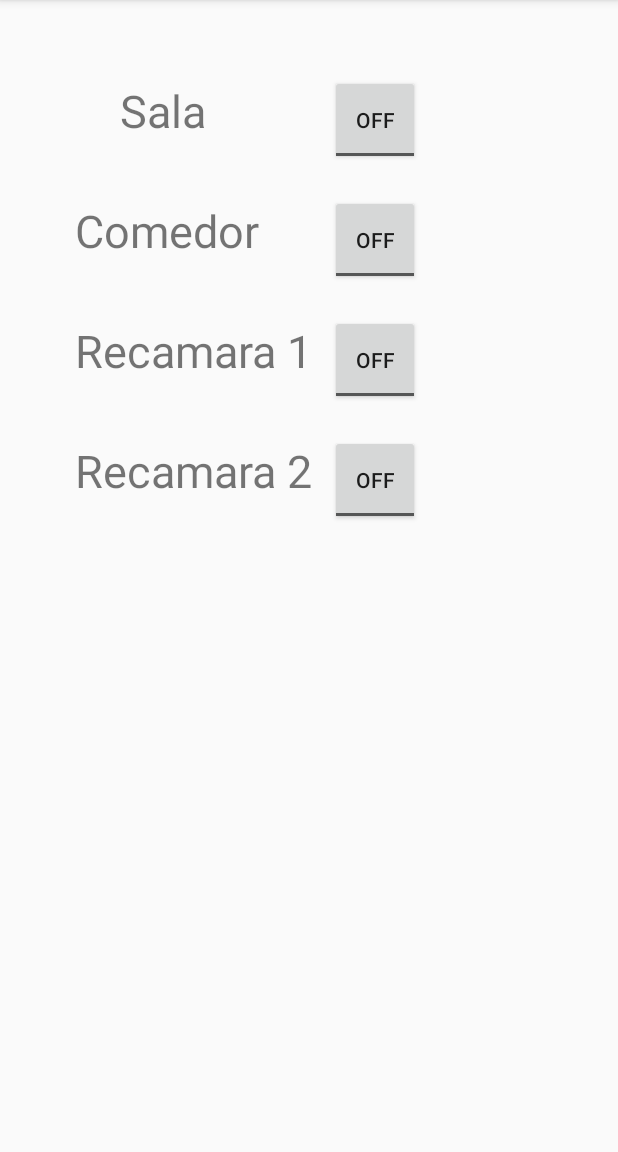
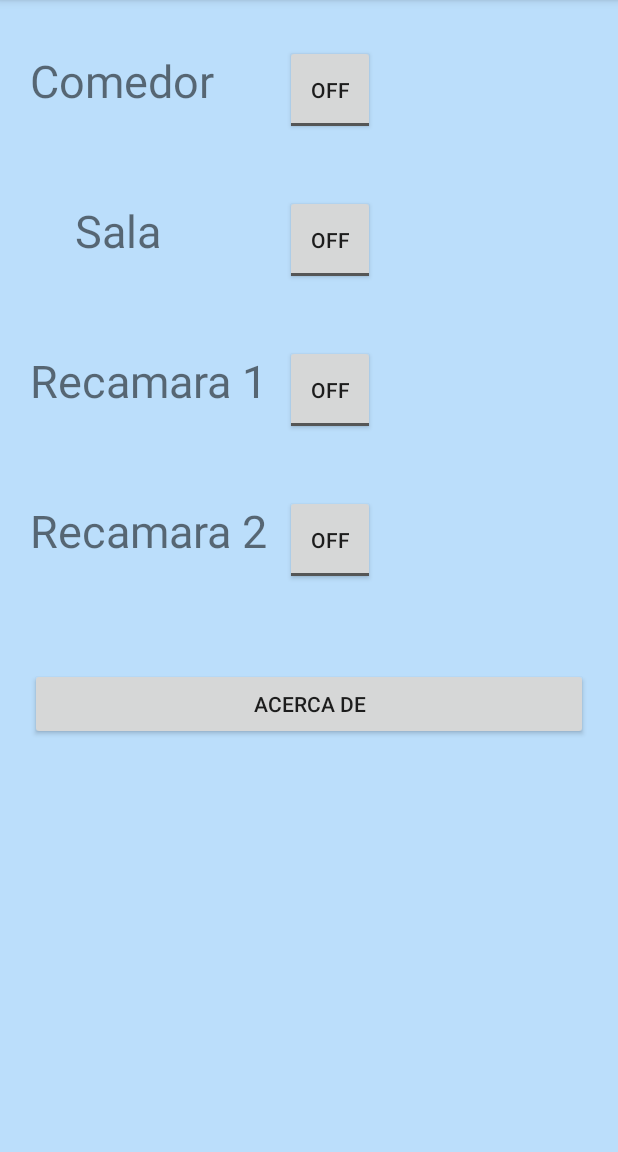
Before and after one commit to SoftZenith/IotLight, an Android app: the screen it shows after launch (MainActivity), on a phone screen of 412 x 824 dp, the part 84-1236 px from its top. Run offline under Robolectric (Android 15) with nearby library versions, the phone set to English and light mode, and no system bars.

Commit message:
App Modificada

```diff
--- a/app/build.gradle
+++ b/app/build.gradle
@@ -25,5 +25,6 @@ dependencies {
         exclude group: 'com.android.support', module: 'support-annotations'
     })
     compile 'com.android.support:appcompat-v7:23.4.0'
+    compile 'com.android.support.constraint:constraint-layout:1.0.2'
     testCompile 'junit:junit:4.12'
 }
--- a/app/src/main/java/mx/edu/ittepic/iotlight/MainActivity.java
+++ b/app/src/main/java/mx/edu/ittepic/iotlight/MainActivity.java
@@ -1,9 +1,11 @@
 package mx.edu.ittepic.iotlight;
 
+import android.content.Intent;
 import android.support.v7.app.AppCompatActivity;
 import android.os.Bundle;
 import android.support.v7.widget.Toolbar;
 import android.view.View;
+import android.widget.Button;
 import android.widget.Toast;
 import android.widget.ToggleButton;
 
@@ -17,6 +19,7 @@ import java.net.URL;
 public class MainActivity extends AppCompatActivity {
 
     ToggleButton btnSala, btnComedor, btnRec1, btnRec2;
+    Button btnAcer;
 
 
     @Override
@@ -28,6 +31,7 @@ public class MainActivity extends AppCompatActivity {
         btnComedor = (ToggleButton) findViewById(R.id.btnSala);
         btnRec1 = (ToggleButton) findViewById(R.id.btnRec1);
         btnRec2 = (ToggleButton) findViewById(R.id.btnRec2);
+        btnAcer = (Button) findViewById(R.id.btnAcerca);
 
         btnSala.setOnClickListener(new View.OnClickListener() {
             @Override
@@ -53,5 +57,19 @@ public class MainActivity extends AppCompatActivity {
                 }
             }
         });
+
+        btnAcer.setOnClickListener(new View.OnClickListener() {
+            @Override public void onClick(View v)
+            { Intent intent = new Intent(v.getContext(), about.class);
+                startActivityForResult(intent, 0);
+            }
+        });
+
+
     }
+
+    @Override
+    public void onBackPressed() {
+    }
+
 }
--- /dev/null
+++ b/app/src/main/java/mx/edu/ittepic/iotlight/start.java
@@ -0,0 +1,30 @@
+package mx.edu.ittepic.iotlight;
+
+import android.content.Intent;
+import android.os.Handler;
+import android.support.v7.app.AppCompatActivity;
+import android.os.Bundle;
+import android.widget.EditText;
+
+public class start extends AppCompatActivity {
+
+    @Override
+    protected void onCreate(Bundle savedInstanceState) {
+        super.onCreate(savedInstanceState);
+        setContentView(R.layout.activity_start);
+
+        new Handler().postDelayed(new Runnable() {
+            @Override
+            public void run() {
+                Intent intent = new Intent(start.this, MainActivity.class);
+                startActivity(intent);
+
+            }
+        },5000);
+
+    }
+
+    @Override
+    public void onBackPressed() {
+    }
+}
--- a/app/src/main/res/layout/activity_main.xml
+++ b/app/src/main/res/layout/activity_main.xml
@@ -4,79 +4,108 @@
     android:id="@+id/activity_main"
     android:layout_width="match_parent"
     android:layout_height="match_parent"
+    android:background="#BBDEFB"
     android:orientation="vertical"
-    android:paddingLeft="30dp"
     android:paddingTop="30dp"
+    android:paddingBottom="10dp"
+    android:weightSum="1"
     tools:context="mx.edu.ittepic.iotlight.MainActivity">
 
     <LinearLayout
-        android:layout_width="wrap_content"
+        android:layout_width="match_parent"
         android:layout_height="wrap_content"
         android:orientation="horizontal"
-        android:paddingTop="20dp"
-        android:paddingLeft="20dp">
+        android:paddingLeft="20dp"
+        android:paddingRight="20dp">
+
+        <TextView
+            android:layout_width="170dp"
+            android:layout_height="50dp"
+            android:text="Comedor"
+            android:textSize="30dp" />
+
+        <ToggleButton
+            android:id="@+id/btnComedor"
+            android:layout_width="60dp"
+            android:layout_height="60dp" />
+    </LinearLayout>
+
+    <LinearLayout
+        android:layout_width="match_parent"
+        android:layout_height="wrap_content"
+        android:orientation="horizontal"
+        android:paddingLeft="20dp"
+        android:paddingRight="20dp"
+        android:paddingTop="40dp">
+
         <TextView
             android:layout_width="170dp"
             android:layout_height="50dp"
             android:paddingLeft="30dp"
             android:text="Sala"
-            android:textSize="30dp"/>
+            android:textSize="30dp" />
+
         <ToggleButton
+            android:id="@+id/btnSala"
             android:layout_width="60dp"
-            android:layout_height="60dp"
-            android:id="@+id/btnSala"/>
+            android:layout_height="60dp" />
     </LinearLayout>
 
     <LinearLayout
-        android:layout_width="wrap_content"
+        android:layout_width="match_parent"
         android:layout_height="wrap_content"
         android:orientation="horizontal"
-        android:paddingTop="20dp"
-        android:paddingLeft="20dp">
-        <TextView
-            android:layout_width="170dp"
-            android:layout_height="50dp"
-            android:text="Comedor"
-            android:textSize="30dp"/>
-        <ToggleButton
-            android:layout_width="60dp"
-            android:layout_height="60dp"
-            android:id="@+id/btnComedor"
-            />
-    </LinearLayout>
+        android:paddingLeft="20dp"
+        android:paddingRight="20dp"
+        android:paddingTop="40dp">
 
-    <LinearLayout
-        android:layout_width="wrap_content"
-        android:layout_height="wrap_content"
-        android:orientation="horizontal"
-        android:paddingTop="20dp"
-        android:paddingLeft="20dp">
         <TextView
             android:layout_width="170dp"
             android:layout_height="50dp"
             android:text="Recamara 1"
-            android:textSize="30dp"/>
+            android:textSize="30dp" />
+
         <ToggleButton
+            android:id="@+id/btnRec1"
             android:layout_width="60dp"
-            android:layout_height="60dp"
-            android:id="@+id/btnRec1"/>
+            android:layout_height="60dp" />
     </LinearLayout>
 
     <LinearLayout
-        android:layout_width="wrap_content"
+        android:layout_width="match_parent"
         android:layout_height="wrap_content"
         android:orientation="horizontal"
-        android:paddingTop="20dp"
-        android:paddingLeft="20dp">
+        android:paddingLeft="20dp"
+        android:paddingRight="20dp"
+        android:paddingTop="40dp">
+
         <TextView
+            android:id="@+id/textView"
             android:layout_width="170dp"
             android:layout_height="50dp"
             android:text="Recamara 2"
-            android:textSize="30dp"/>
+            android:textSize="30dp" />
+
         <ToggleButton
+            android:id="@+id/btnRec2"
             android:layout_width="60dp"
-            android:layout_height="60dp"
-            android:id="@+id/btnRec2"/>
+            android:layout_height="60dp" />
+    </LinearLayout>
+
+    <LinearLayout
+        android:layout_width="match_parent"
+        android:layout_height="wrap_content"
+        android:orientation="horizontal"
+        android:paddingLeft="20dp"
+        android:paddingRight="20dp"
+        android:paddingTop="30dp">
+
+        <Button
+            android:id="@+id/btnAcerca"
+            android:layout_marginTop="25dp"
+            android:layout_width="match_parent"
+            android:layout_height="wrap_content"
+            android:text="Acerca de" />
     </LinearLayout>
 
 </LinearLayout>
--- a/build.gradle
+++ b/build.gradle
@@ -5,7 +5,7 @@ buildscript {
         jcenter()
     }
     dependencies {
-        classpath 'com.android.tools.build:gradle:2.2.3'
+        classpath 'com.android.tools.build:gradle:2.3.1'
 
         // NOTE: Do not place your application dependencies here; they belong
         // in the individual module build.gradle files
```
Also changed, not shown: app/src/main/AndroidManifest.xml (+8 -2 lines), app/src/main/java/mx/edu/ittepic/iotlight/about.java (added, +13 -0 lines), app/src/main/res/layout/activity_about.xml (added, +39 -0 lines), app/src/main/res/layout/activity_start.xml (added, +30 -0 lines), app/src/main/res/mipmap-hdpi/ic_launcher.png, app/src/main/res/mipmap-mdpi/ic_launcher.png, app/src/main/res/mipmap-xhdpi/ic_launcher.png, app/src/main/res/mipmap-xxhdpi/ic_launcher.png, app/src/main/res/mipmap-xxxhdpi/ic_launcher.png, gradle/wrapper/gradle-wrapper.properties.
